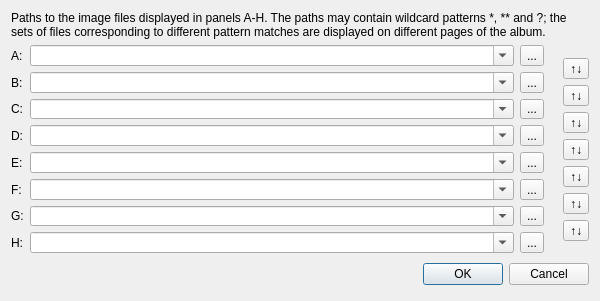
The window that src/ComparisonDialog.ui (wsmigaj/Cameleon) describes before a commit, drawn with Qt 5.
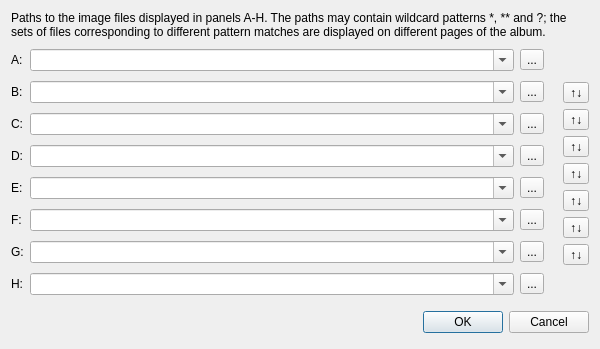
The same window after the commit. Icons and pictures are not drawn.

Commit message: Prevent accepting the New/Edit Album dialog if the number of wildcard patterns is not the same in all paths.

What changed in the file:
```diff
--- a/src/ComparisonDialog.ui
+++ b/src/ComparisonDialog.ui
@@ -7,7 +7,7 @@
     <x>0</x>
     <y>0</y>
     <width>600</width>
-    <height>301</height>
+    <height>349</height>
    </rect>
   </property>
   <property name="sizePolicy">
```
Left out of the diff: 20 changed lines with no effect on the pictures. The commit also changes 5 other files.
